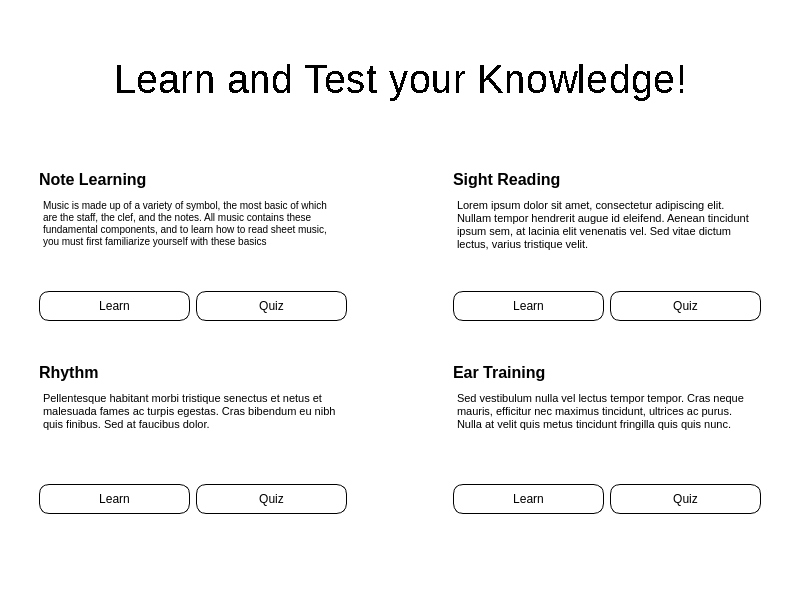
Qt form HomePage.ui (ZachKrol/MusGator) before a commit.
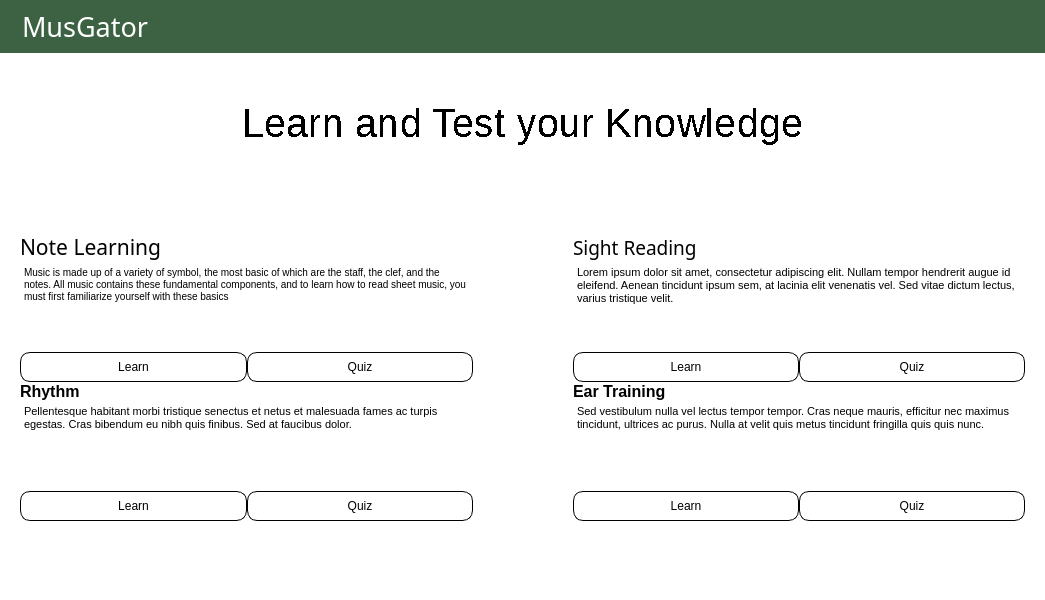
The same form after that commit. Icons and pictures are not drawn.

```diff
--- a/HomePage.ui
+++ b/HomePage.ui
@@ -6,7 +6,7 @@
    <rect>
     <x>0</x>
     <y>0</y>
-    <width>800</width>
+    <width>1045</width>
     <height>600</height>
    </rect>
   </property>
@@ -16,6 +16,11 @@
     <height>600</height>
    </size>
   </property>
+  <property name="font">
+   <font>
+    <family>Tw Cen MT</family>
+   </font>
+  </property>
   <property name="windowTitle">
    <string>HomePage</string>
   </property>
@@ -38,10 +43,120 @@
      <height>0</height>
     </size>
    </property>
+   <property name="font">
+    <font>
+     <family>Tw Cen MT</family>
+    </font>
+   </property>
    <property name="autoFillBackground">
     <bool>false</bool>
    </property>
+   <property name="styleSheet">
+    <string notr="true"/>
+   </property>
    <layout class="QVBoxLayout" name="verticalLayout">
+    <property name="spacing">
+     <number>0</number>
+    </property>
+    <property name="leftMargin">
+     <number>0</number>
+    </property>
+    <property name="topMargin">
+     <number>0</number>
+    </property>
+    <property name="rightMargin">
+     <number>0</number>
+    </property>
+    <property name="bottomMargin">
+     <number>0</number>
+    </property>
+    <item>
+     <widget class="QWidget" name="banner" native="true">
+      <property name="styleSheet">
+       <string notr="true">background-color:#3d6243;</string>
+      </property>
+      <layout class="QHBoxLayout" name="horizontalLayout_2">
+       <property name="spacing">
+        <number>0</number>
+       </property>
+       <property name="leftMargin">
+        <number>8</number>
+       </property>
+       <property name="topMargin">
+        <number>8</number>
+       </property>
+       <property name="rightMargin">
+        <number>8</number>
+       </property>
+       <property name="bottomMargin">
+        <number>8</number>
+       </property>
+       <item>
+        <layout class="QHBoxLayout" name="horizontalLayout_3">
+         <property name="spacing">
+          <number>0</number>
+         </property>
+         <item>
+          <widget class="QLabel" name="label">
+           <property name="maximumSize">
+            <size>
+             <width>40</width>
+             <height>40</height>
+            </size>
+           </property>
+           <property name="font">
+            <font>
+             <pointsize>4</pointsize>
+            </font>
+           </property>
+           <property name="text">
+            <string/>
+           </property>
+           <property name="pixmap">
+            <pixmap resource="banner/banner.qrc">:/banner/banner.png</pixmap>
+           </property>
+           <property name="scaledContents">
+            <bool>true</bool>
+           </property>
+          </widget>
+         </item>
+         <item>
+          <widget class="QLabel" name="label_2">
+           <property name="font">
+            <font>
+             <family>Maiandra GD</family>
+             <pointsize>20</pointsize>
+             <weight>50</weight>
+             <bold>false</bold>
+            </font>
+           </property>
+           <property name="styleSheet">
+            <string notr="true">color: #fff;
+padding-left:4px;</string>
+           </property>
+           <property name="text">
+            <string>MusGator</string>
+           </property>
+          </widget>
+         </item>
+         <item>
+          <spacer name="horizontalSpacer_2">
+           <property name="orientation">
+            <enum>Qt::Horizontal</enum>
+           </property>
+           <property name="sizeHint" stdset="0">
+            <size>
+             <width>40</width>
+             <height>20</height>
+            </size>
+           </property>
+          </spacer>
+         </item>
+        </layout>
+       </item>
+      </layout>
+     </widget>
+    </item>
     <item>
      <layout class="QVBoxLayout" name="layout" stretch="0,0">
       <property name="sizeConstraint">
@@ -96,6 +211,7 @@
             <family>Arial</family>
             <pointsize>30</pointsize>
             <weight>50</weight>
+            <italic>false</italic>
             <bold>false</bold>
             <stylestrategy>NoAntialias</stylestrategy>
            </font>
@@ -104,7 +220,7 @@
            <string notr="true">color: rgb(0, 0, 0);</string>
           </property>
           <property name="text">
-           <string>Learn and Test your Knowledge!</string>
+           <string>Learn and Test your Knowledge</string>
           </property>
           <property name="alignment">
            <set>Qt::AlignCenter</set>
@@ -137,99 +253,23 @@
         <property name="topMargin">
          <number>0</number>
         </property>
-        <item row="10" column="1">
-         <layout class="QHBoxLayout" name="buttonsRhythm">
-          <item>
-           <widget class="QPushButton" name="learnRhythm">
-            <property name="styleSheet">
-             <string notr="true">background-color: rgb(255, 255, 255);
-border: 1px solid black;
-border-radius: 10%;
-padding: 7px;</string>
-            </property>
-            <property name="text">
-             <string>Learn</string>
-            </property>
-           </widget>
-          </item>
-          <item>
-           <widget class="QPushButton" name="quizRhythm">
-            <property name="styleSheet">
-             <string notr="true">background-color: rgb(255, 255, 255);
-border: 1px solid black;
-border-radius: 10%;
-padding: 7px;</string>
-            </property>
-            <property name="text">
-             <string>Quiz</string>
-            </property>
-           </widget>
-          </item>
-         </layout>
-        </item>
-        <item row="7" column="0">
-         <spacer name="horizontalSpacer_5">
+        <item row="3" column="1">
+         <spacer name="verticalSpacer_4">
           <property name="orientation">
-           <enum>Qt::Horizontal</enum>
+           <enum>Qt::Vertical</enum>
           </property>
           <property name="sizeType">
-           <enum>QSizePolicy::Minimum</enum>
+           <enum>QSizePolicy::MinimumExpanding</enum>
           </property>
           <property name="sizeHint" stdset="0">
            <size>
-            <width>10</width>
-            <height>10</height>
+            <width>20</width>
+            <height>5</height>
            </size>
           </property>
          </spacer>
         </item>
-        <item row="4" column="1">
-         <widget class="QLabel" name="label1">
-          <property name="font">
-           <font>
-            <pointsize>12</pointsize>
-            <weight>75</weight>
-            <bold>true</bold>
-           </font>
-          </property>
-          <property name="text">
-           <string>Note Learning</string>
-          </property>
-         </widget>
-        </item>
-        <item row="5" column="1">
-         <widget class="QTextBrowser" name="textBrowser1">
-          <property name="sizePolicy">
-           <sizepolicy hsizetype="Expanding" vsizetype="Maximum">
-            <horstretch>0</horstretch>
-            <verstretch>0</verstretch>
-           </sizepolicy>
-          </property>
-          <property name="minimumSize">
-           <size>
-            <width>0</width>
-            <height>90</height>
-           </size>
-          </property>
-          <property name="maximumSize">
-           <size>
-            <width>16777215</width>
-            <height>90</height>
-           </size>
-          </property>
-          <property name="styleSheet">
-           <string notr="true">border: none;</string>
-          </property>
-          <property name="html">
-           <string>&lt;!DOCTYPE HTML PUBLIC &quot;-//W3C//DTD HTML 4.0//EN&quot; &quot;http://www.w3.org/TR/REC-html40/strict.dtd&quot;&gt;
-&lt;html&gt;&lt;head&gt;&lt;meta name=&quot;qrichtext&quot; content=&quot;1&quot; /&gt;&lt;style type=&quot;text/css&quot;&gt;
-p, li { white-space: pre-wrap; }
-&lt;/style&gt;&lt;/head&gt;&lt;body style=&quot; font-family:'MS Shell Dlg 2'; font-size:7.8pt; font-weight:400; font-style:normal;&quot;&gt;
-&lt;p style=&quot; margin-top:0px; margin-bottom:0px; margin-left:0px; margin-right:0px; -qt-block-indent:0; text-indent:0px;&quot;&gt;Music is made up of a variety of symbol, the most basic of which are the staff, the clef, and the notes. All music contains these fundamental components, and to learn how to read sheet music, you must first familiarize yourself with these basics&lt;/p&gt;&lt;/body&gt;&lt;/html&gt;</string>
-          </property>
-         </widget>
-        </item>
-        <item row="6" column="1">
+        <item row="6" column="0">
          <layout class="QHBoxLayout" name="buttonsNotes">
           <item>
            <widget class="QPushButton" name="learnNotes">
@@ -259,23 +299,71 @@
           </item>
          </layout>
         </item>
-        <item row="3" column="2">
-         <spacer name="verticalSpacer_4">
-          <property name="orientation">
-           <enum>Qt::Vertical</enum>
+        <item row="8" column="0">
+         <widget class="QTextBrowser" name="textBrowser3">
+          <property name="sizePolicy">
+           <sizepolicy hsizetype="Expanding" vsizetype="Maximum">
+            <horstretch>0</horstretch>
+            <verstretch>0</verstretch>
+           </sizepolicy>
           </property>
-          <property name="sizeType">
-           <enum>QSizePolicy::MinimumExpanding</enum>
+          <property name="minimumSize">
+           <size>
+            <width>0</width>
+            <height>90</height>
+           </size>
           </property>
-          <property name="sizeHint" stdset="0">
+          <property name="maximumSize">
            <size>
-            <width>20</width>
-            <height>5</height>
+            <width>16777215</width>
+            <height>90</height>
            </size>
           </property>
-         </spacer>
+          <property name="styleSheet">
+           <string notr="true">border: none;</string>
+          </property>
+          <property name="html">
+           <string>&lt;!DOCTYPE HTML PUBLIC &quot;-//W3C//DTD HTML 4.0//EN&quot; &quot;http://www.w3.org/TR/REC-html40/strict.dtd&quot;&gt;
+&lt;html&gt;&lt;head&gt;&lt;meta name=&quot;qrichtext&quot; content=&quot;1&quot; /&gt;&lt;style type=&quot;text/css&quot;&gt;
+p, li { white-space: pre-wrap; }
+&lt;/style&gt;&lt;/head&gt;&lt;body style=&quot; font-family:'MS Shell Dlg 2'; font-size:8.25pt; font-weight:400; font-style:normal;&quot;&gt;
+&lt;p style=&quot; margin-top:0px; margin-bottom:0px; margin-left:0px; margin-right:0px; -qt-block-indent:0; text-indent:0px;&quot;&gt;&lt;span style=&quot; font-family:'Open Sans','Arial','sans-serif'; font-size:8pt; color:#000000; background-color:#ffffff;&quot;&gt;Pellentesque habitant morbi tristique senectus et netus et malesuada fames ac turpis egestas. Cras bibendum eu nibh quis finibus. Sed at faucibus dolor.&lt;/span&gt;&lt;/p&gt;&lt;/body&gt;&lt;/html&gt;</string>
+          </property>
+         </widget>
         </item>
-        <item row="8" column="3">
+        <item row="5" column="0">
+         <widget class="QTextBrowser" name="textBrowser1">
+          <property name="sizePolicy">
+           <sizepolicy hsizetype="Expanding" vsizetype="Maximum">
+            <horstretch>0</horstretch>
+            <verstretch>0</verstretch>
+           </sizepolicy>
+          </property>
+          <property name="minimumSize">
+           <size>
+            <width>0</width>
+            <height>90</height>
+           </size>
+          </property>
+          <property name="maximumSize">
+           <size>
+            <width>16777215</width>
+            <height>90</height>
+           </size>
+          </property>
+          <property name="styleSheet">
+           <string notr="true">border: none;</string>
+          </property>
+          <property name="html">
+           <string>&lt;!DOCTYPE HTML PUBLIC &quot;-//W3C//DTD HTML 4.0//EN&quot; &quot;http://www.w3.org/TR/REC-html40/strict.dtd&quot;&gt;
+&lt;html&gt;&lt;head&gt;&lt;meta name=&quot;qrichtext&quot; content=&quot;1&quot; /&gt;&lt;style type=&quot;text/css&quot;&gt;
+p, li { white-space: pre-wrap; }
+&lt;/style&gt;&lt;/head&gt;&lt;body style=&quot; font-family:'MS Shell Dlg 2'; font-size:8.25pt; font-weight:400; font-style:normal;&quot;&gt;
+&lt;p style=&quot; margin-top:0px; margin-bottom:0px; margin-left:0px; margin-right:0px; -qt-block-indent:0; text-indent:0px;&quot;&gt;&lt;span style=&quot; font-size:7.8pt;&quot;&gt;Music is made up of a variety of symbol, the most basic of which are the staff, the clef, and the notes. All music contains these fundamental components, and to learn how to read sheet music, you must first familiarize yourself with these basics&lt;/span&gt;&lt;/p&gt;&lt;/body&gt;&lt;/html&gt;</string>
+          </property>
+         </widget>
+        </item>
+        <item row="7" column="2">
          <widget class="QLabel" name="label4">
           <property name="font">
            <font>
@@ -289,7 +377,7 @@
           </property>
          </widget>
         </item>
-        <item row="10" column="3">
+        <item row="9" column="2">
          <layout class="QHBoxLayout" name="buttonsEar">
           <item>
            <widget class="QPushButton" name="learnEar">
@@ -319,83 +407,28 @@
           </item>
          </layout>
         </item>
-        <item row="8" column="1">
-         <widget class="QLabel" name="label3">
+        <item row="4" column="0">
+         <widget class="QLabel" name="label1">
           <property name="font">
            <font>
-            <pointsize>12</pointsize>
-            <weight>75</weight>
-            <bold>true</bold>
+            <family>Tw Cen MT</family>
+            <pointsize>16</pointsize>
+            <weight>50</weight>
+            <italic>false</italic>
+            <bold>false</bold>
            </font>
-          </property>
-          <property name="text">
-           <string>Rhythm</string>
-          </property>
-         </widget>
-        </item>
-        <item row="9" column="1">
-         <widget class="QTextBrowser" name="textBrowser3">
-          <property name="sizePolicy">
-           <sizepolicy hsizetype="Expanding" vsizetype="Maximum">
-            <horstretch>0</horstretch>
-            <verstretch>0</verstretch>
-           </sizepolicy>
-          </property>
-          <property name="minimumSize">
-           <size>
-            <width>0</width>
-            <height>90</height>
-           </size>
-          </property>
-          <property name="maximumSize">
-           <size>
-            <width>16777215</width>
-            <height>90</height>
-           </size>
           </property>
           <property name="styleSheet">
-           <string notr="true">border: none;</string>
-          </property>
-          <property name="html">
-           <string>&lt;!DOCTYPE HTML PUBLIC &quot;-//W3C//DTD HTML 4.0//EN&quot; &quot;http://www.w3.org/TR/REC-html40/strict.dtd&quot;&gt;
-&lt;html&gt;&lt;head&gt;&lt;meta name=&quot;qrichtext&quot; content=&quot;1&quot; /&gt;&lt;style type=&quot;text/css&quot;&gt;
-p, li { white-space: pre-wrap; }
-&lt;/style&gt;&lt;/head&gt;&lt;body style=&quot; font-family:'MS Shell Dlg 2'; font-size:7.8pt; font-weight:400; font-style:normal;&quot;&gt;
-&lt;p style=&quot; margin-top:0px; margin-bottom:0px; margin-left:0px; margin-right:0px; -qt-block-indent:0; text-indent:0px;&quot;&gt;&lt;span style=&quot; font-family:'Open Sans','Arial','sans-serif'; font-size:8pt; color:#000000; background-color:#ffffff;&quot;&gt;Pellentesque habitant morbi tristique senectus et netus et malesuada fames ac turpis egestas. Cras bibendum eu nibh quis finibus. Sed at faucibus dolor.&lt;/span&gt;&lt;/p&gt;&lt;/body&gt;&lt;/html&gt;</string>
-          </property>
-         </widget>
-        </item>
-        <item row="4" column="3">
-         <widget class="QLabel" name="label2">
-          <property name="font">
-           <font>
-            <pointsize>12</pointsize>
-            <weight>75</weight>
-            <bold>true</bold>
-           </font>
+           <string notr="true">QLabel {
+	font: 16pt &quot;Tw Cen MT&quot;;
+}</string>
           </property>
           <property name="text">
-           <string>Sight Reading</string>
+           <string>Note Learning</string>
           </property>
          </widget>
         </item>
-        <item row="11" column="2">
-         <spacer name="verticalSpacer_3">
-          <property name="orientation">
-           <enum>Qt::Vertical</enum>
-          </property>
-          <property name="sizeType">
-           <enum>QSizePolicy::MinimumExpanding</enum>
-          </property>
-          <property name="sizeHint" stdset="0">
-           <size>
-            <width>20</width>
-            <height>5</height>
-           </size>
-          </property>
-         </spacer>
-        </item>
-        <item row="5" column="3">
+        <item row="5" column="2">
          <widget class="QTextBrowser" name="textBrowser2">
           <property name="sizePolicy">
            <sizepolicy hsizetype="Expanding" vsizetype="Maximum">
@@ -422,12 +455,28 @@
            <string>&lt;!DOCTYPE HTML PUBLIC &quot;-//W3C//DTD HTML 4.0//EN&quot; &quot;http://www.w3.org/TR/REC-html40/strict.dtd&quot;&gt;
 &lt;html&gt;&lt;head&gt;&lt;meta name=&quot;qrichtext&quot; content=&quot;1&quot; /&gt;&lt;style type=&quot;text/css&quot;&gt;
 p, li { white-space: pre-wrap; }
-&lt;/style&gt;&lt;/head&gt;&lt;body style=&quot; font-family:'MS Shell Dlg 2'; font-size:7.8pt; font-weight:400; font-style:normal;&quot;&gt;
+&lt;/style&gt;&lt;/head&gt;&lt;body style=&quot; font-family:'MS Shell Dlg 2'; font-size:8.25pt; font-weight:400; font-style:normal;&quot;&gt;
 &lt;p style=&quot; margin-top:0px; margin-bottom:0px; margin-left:0px; margin-right:0px; -qt-block-indent:0; text-indent:0px;&quot;&gt;&lt;span style=&quot; font-family:'Open Sans','Arial','sans-serif'; font-size:8pt; color:#000000; background-color:#ffffff;&quot;&gt;Lorem ipsum dolor sit amet, consectetur adipiscing elit. Nullam tempor hendrerit augue id eleifend. Aenean tincidunt ipsum sem, at lacinia elit venenatis vel. Sed vitae dictum lectus, varius tristique velit.&lt;/span&gt;&lt;/p&gt;&lt;/body&gt;&lt;/html&gt;</string>
           </property>
          </widget>
         </item>
-        <item row="9" column="3">
+        <item row="10" column="1">
+         <spacer name="verticalSpacer_3">
+          <property name="orientation">
+           <enum>Qt::Vertical</enum>
+          </property>
+          <property name="sizeType">
+           <enum>QSizePolicy::MinimumExpanding</enum>
+          </property>
+          <property name="sizeHint" stdset="0">
+           <size>
+            <width>20</width>
+            <height>5</height>
+           </size>
+          </property>
+         </spacer>
+        </item>
+        <item row="8" column="2">
          <widget class="QTextBrowser" name="textBrowser4">
           <property name="sizePolicy">
            <sizepolicy hsizetype="Expanding" vsizetype="Maximum">
@@ -454,28 +503,12 @@
            <string>&lt;!DOCTYPE HTML PUBLIC &quot;-//W3C//DTD HTML 4.0//EN&quot; &quot;http://www.w3.org/TR/REC-html40/strict.dtd&quot;&gt;
 &lt;html&gt;&lt;head&gt;&lt;meta name=&quot;qrichtext&quot; content=&quot;1&quot; /&gt;&lt;style type=&quot;text/css&quot;&gt;
 p, li { white-space: pre-wrap; }
-&lt;/style&gt;&lt;/head&gt;&lt;body style=&quot; font-family:'MS Shell Dlg 2'; font-size:7.8pt; font-weight:400; font-style:normal;&quot;&gt;
+&lt;/style&gt;&lt;/head&gt;&lt;body style=&quot; font-family:'MS Shell Dlg 2'; font-size:8.25pt; font-weight:400; font-style:normal;&quot;&gt;
 &lt;p style=&quot; margin-top:0px; margin-bottom:0px; margin-left:0px; margin-right:0px; -qt-block-indent:0; text-indent:0px;&quot;&gt;&lt;span style=&quot; font-family:'Open Sans','Arial','sans-serif'; font-size:8pt; color:#000000; background-color:#ffffff;&quot;&gt;Sed vestibulum nulla vel lectus tempor tempor. Cras neque mauris, efficitur nec maximus tincidunt, ultrices ac purus. Nulla at velit quis metus tincidunt fringilla quis quis nunc.&lt;/span&gt;&lt;/p&gt;&lt;/body&gt;&lt;/html&gt;</string>
           </property>
          </widget>
         </item>
-        <item row="7" column="2">
-         <spacer name="verticalSpacer_2">
-          <property name="orientation">
-           <enum>Qt::Vertical</enum>
-          </property>
-          <property name="sizeType">
-           <enum>QSizePolicy::Expanding</enum>
-          </property>
-          <property name="sizeHint" stdset="0">
-           <size>
-            <width>20</width>
-            <height>20</height>
-           </size>
-          </property>
-         </spacer>
-        </item>
-        <item row="6" column="3">
+        <item row="6" column="2">
          <layout class="QHBoxLayout" name="buttonsSight">
           <item>
            <widget class="QPushButton" name="learnSight">
@@ -505,7 +538,67 @@
           </item>
          </layout>
         </item>
+        <item row="9" column="0">
+         <layout class="QHBoxLayout" name="buttonsRhythm">
+          <item>
+           <widget class="QPushButton" name="learnRhythm">
+            <property name="styleSheet">
+             <string notr="true">background-color: rgb(255, 255, 255);
+border: 1px solid black;
+border-radius: 10%;
+padding: 7px;</string>
+            </property>
+            <property name="text">
+             <string>Learn</string>
+            </property>
+           </widget>
+          </item>
+          <item>
+           <widget class="QPushButton" name="quizRhythm">
+            <property name="styleSheet">
+             <string notr="true">background-color: rgb(255, 255, 255);
+border: 1px solid black;
+border-radius: 10%;
+padding: 7px;</string>
+            </property>
+            <property name="text">
+             <string>Quiz</string>
+            </property>
+           </widget>
+          </item>
+         </layout>
+        </item>
         <item row="4" column="2">
+         <widget class="QLabel" name="label2">
+          <property name="font">
+           <font>
+            <family>Bahnschrift</family>
+            <pointsize>14</pointsize>
+            <weight>50</weight>
+            <italic>false</italic>
+            <bold>false</bold>
+           </font>
+          </property>
+          <property name="text">
+           <string>Sight Reading</string>
+          </property>
+         </widget>
+        </item>
+        <item row="7" column="0">
+         <widget class="QLabel" name="label3">
+          <property name="font">
+           <font>
+            <pointsize>12</pointsize>
+            <weight>75</weight>
+            <bold>true</bold>
+           </font>
+          </property>
+          <property name="text">
+           <string>Rhythm</string>
+          </property>
+         </widget>
+        </item>
+        <item row="4" column="1">
          <spacer name="horizontalSpacer">
           <property name="orientation">
            <enum>Qt::Horizontal</enum>
@@ -521,39 +614,12 @@
           </property>
          </spacer>
         </item>
-        <item row="7" column="4">
-         <spacer name="horizontalSpacer_6">
-          <property name="orientation">
-           <enum>Qt::Horizontal</enum>
-          </property>
-          <property name="sizeType">
-           <enum>QSizePolicy::Minimum</enum>
-          </property>
-          <property name="sizeHint" stdset="0">
-           <size>
-            <width>10</width>
-            <height>10</height>
-           </size>
-          </property>
-         </spacer>
-        </item>
        </layout>
       </item>
      </layout>
     </item>
    </layout>
   </widget>
-  <widget class="QMenuBar" name="menubar">
-   <property name="geometry">
-    <rect>
-     <x>0</x>
-     <y>0</y>
-     <width>800</width>
-     <height>26</height>
-    </rect>
-   </property>
-  </widget>
-  <widget class="QStatusBar" name="statusbar"/>
  </widget>
  <resources/>
  <connections/>
```
Left out of the diff: 5 changed lines with no effect on the pictures.
